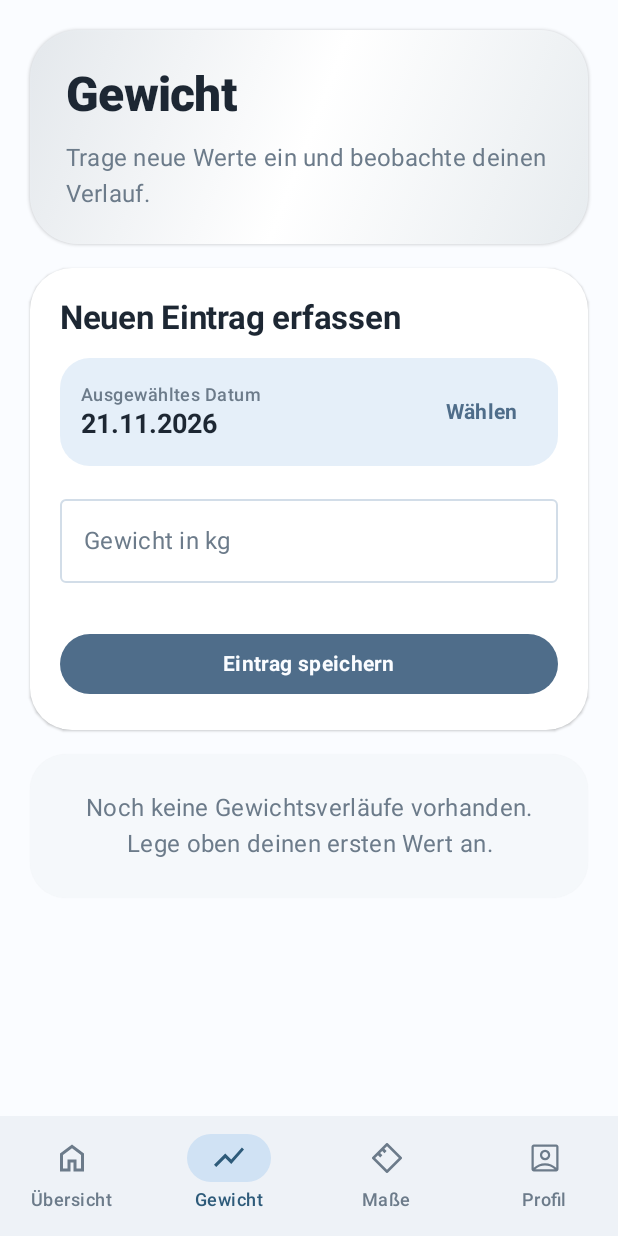
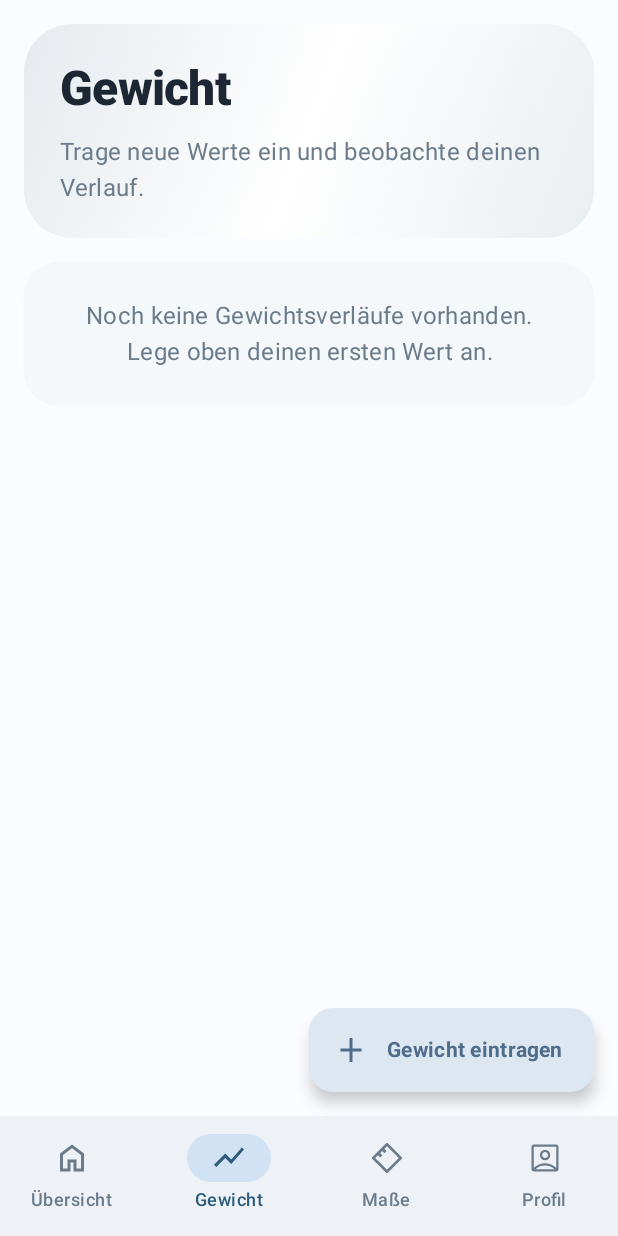
Before and after one commit to kevin-bollich97/FitnessBoy, an Android app built with Jetpack Compose: the screen it shows after launch (MainActivity), item 2 of the bottom bar chosen, on a phone screen of 412 x 824 dp. Run offline under Robolectric (Android 15) with nearby library versions, the phone set to English and light mode, and no system bars; our stand-ins replace Navigation 3, Room's generated code.

Commit message:
feat: add entries via floating button and bottom sheet
On the overview and weight tabs an extended FAB opens a bottom sheet to
enter the weight; it focuses the input with a decimal keyboard and saves
on the keyboard's done action. On the measurements tab the FAB opens the
existing measurements dialog. The inline add-weight card and the
measurements button are gone, and scrollable tabs leave room for the FAB.

Co-Authored-By: Claude Opus 5.5 <noreply@anthropic.com>

```diff
--- a/app/src/main/java/de/bollich/fitnessboy/ui/FitnessBoyApp.kt
+++ b/app/src/main/java/de/bollich/fitnessboy/ui/FitnessBoyApp.kt
@@ -1,9 +1,11 @@
 package de.bollich.fitnessboy.ui
 
+import androidx.annotation.StringRes
 import androidx.compose.foundation.layout.Box
 import androidx.compose.foundation.layout.BoxScope
 import androidx.compose.foundation.layout.fillMaxSize
 import androidx.compose.foundation.layout.padding
+import androidx.compose.material3.ExtendedFloatingActionButton
 import androidx.compose.material3.Icon
 import androidx.compose.material3.MaterialTheme
 import androidx.compose.material3.NavigationBar
@@ -19,6 +21,7 @@ import androidx.lifecycle.compose.collectAsStateWithLifecycle
 import androidx.lifecycle.viewmodel.compose.viewModel
 import androidx.navigation3.runtime.entryProvider
 import androidx.navigation3.ui.NavDisplay
+import de.bollich.fitnessboy.R
 import de.bollich.fitnessboy.ui.measurements.BodyMeasurementsViewModel
 import de.bollich.fitnessboy.ui.measurements.MeasurementsHistoryRoute
 import de.bollich.fitnessboy.ui.measurements.MeasurementsRoute
@@ -28,6 +31,7 @@ import de.bollich.fitnessboy.ui.overview.OverviewRoute
 import de.bollich.fitnessboy.ui.overview.OverviewViewModel
 import de.bollich.fitnessboy.ui.profile.ProfileRoute
 import de.bollich.fitnessboy.ui.profile.ProfileViewModel
+import de.bollich.fitnessboy.ui.weight.AddWeightSheetHost
 import de.bollich.fitnessboy.ui.weight.WeightHistoryRoute
 import de.bollich.fitnessboy.ui.weight.WeightRoute
 import de.bollich.fitnessboy.ui.weight.WeightViewModel
@@ -45,6 +49,13 @@ fun FitnessBoyApp(
     FitnessBoyScaffold(
         selectedTab = mainState.selectedTab,
         onTabSelected = mainViewModel::onTabSelected,
+        floatingActionButton = {
+            AddEntryButton(
+                destination = mainState.currentDestination,
+                onAddWeight = { weightViewModel.onAddWeightSheetVisibilityChange(true) },
+                onAddMeasurements = { bodyMeasurementsViewModel.onDialogVisibilityChange(true) },
+            )
+        },
     ) {
         if (mainState.isLoading) return@FitnessBoyScaffold
 
@@ -83,17 +94,44 @@ fun FitnessBoyApp(
                 }
             },
         )
+        AddWeightSheetHost(weightViewModel)
     }
+}
+
+/** Adds an entry for the shown tab; hidden where there is nothing to add. */
+@Composable
+private fun AddEntryButton(
+    destination: Destination,
+    onAddWeight: () -> Unit,
+    onAddMeasurements: () -> Unit,
+) {
+    val tab = (destination as? Destination.Tab)?.tab ?: return
+    when (tab) {
+        AppTab.OVERVIEW, AppTab.WEIGHT -> AddEntryButton(R.string.weight_add_title, onAddWeight)
+        AppTab.MEASUREMENTS -> AddEntryButton(R.string.measurements_add_action, onAddMeasurements)
+        AppTab.PROFILE -> Unit
+    }
+}
+
+@Composable
+private fun AddEntryButton(@StringRes textRes: Int, onClick: () -> Unit) {
+    ExtendedFloatingActionButton(
+        onClick = onClick,
+        icon = { Icon(painterResource(R.drawable.ic_add), contentDescription = null) },
+        text = { Text(stringResource(textRes)) },
+    )
 }
 
 @Composable
 private fun FitnessBoyScaffold(
     selectedTab: AppTab,
     onTabSelected: (AppTab) -> Unit,
+    floatingActionButton: @Composable () -> Unit,
     content: @Composable BoxScope.() -> Unit,
 ) {
     Scaffold(
         modifier = Modifier.fillMaxSize(),
+        floatingActionButton = floatingActionButton,
         bottomBar = {
             NavigationBar {
                 AppTab.entries.forEach { tab ->
--- a/app/src/main/java/de/bollich/fitnessboy/ui/MainViewModel.kt
+++ b/app/src/main/java/de/bollich/fitnessboy/ui/MainViewModel.kt
@@ -19,6 +19,10 @@ data class MainUiState(
     val isLoading: Boolean = true,
     val backStack: List<Destination> = backStackFor(startTab),
 ) {
+    /** The screen currently shown. */
+    val currentDestination: Destination
+        get() = backStack.last()
+
     /** The tab highlighted in the bottom bar: the top-most tab on the back stack. */
     val selectedTab: AppTab
         get() = backStack.filterIsInstance<Destination.Tab>().last().tab
--- /dev/null
+++ b/app/src/main/java/de/bollich/fitnessboy/ui/components/ScreenPadding.kt
@@ -0,0 +1,7 @@
+package de.bollich.fitnessboy.ui.components
+
+import androidx.compose.foundation.layout.PaddingValues
+import androidx.compose.ui.unit.dp
+
+/** Content padding of scrollable tab screens; leaves room at the bottom for the add-entry button. */
+val ScreenContentPadding = PaddingValues(start = 16.dp, top = 16.dp, end = 16.dp, bottom = 96.dp)
--- a/app/src/main/java/de/bollich/fitnessboy/ui/measurements/AddBodyMeasurementsDialog.kt
+++ b/app/src/main/java/de/bollich/fitnessboy/ui/measurements/AddBodyMeasurementsDialog.kt
@@ -95,7 +95,7 @@ fun AddBodyMeasurementsDialog(
                             )
                         }
                         TextButton(onClick = { showDatePicker = true }) {
-                            Text(stringResource(R.string.action_choose))
+                            Text(stringResource(R.string.action_change_date))
                         }
                     }
                 }
--- a/app/src/main/java/de/bollich/fitnessboy/ui/overview/OverviewScreen.kt
+++ b/app/src/main/java/de/bollich/fitnessboy/ui/overview/OverviewScreen.kt
@@ -1,7 +1,6 @@
 package de.bollich.fitnessboy.ui.overview
 
 import androidx.compose.foundation.layout.Arrangement
-import androidx.compose.foundation.layout.PaddingValues
 import androidx.compose.foundation.layout.fillMaxSize
 import androidx.compose.foundation.lazy.LazyColumn
 import androidx.compose.material3.MaterialTheme
@@ -15,6 +14,7 @@ import androidx.compose.ui.tooling.preview.Preview
 import androidx.compose.ui.unit.dp
 import androidx.lifecycle.compose.collectAsStateWithLifecycle
 import de.bollich.fitnessboy.R
+import de.bollich.fitnessboy.ui.components.ScreenContentPadding
 import de.bollich.fitnessboy.domain.BmiCategory
 import de.bollich.fitnessboy.domain.GoalDirection
 import de.bollich.fitnessboy.domain.GoalProgress
@@ -50,7 +50,7 @@ private fun OverviewScreen(
 ) {
     LazyColumn(
         modifier = Modifier.fillMaxSize(),
-        contentPadding = PaddingValues(16.dp),
+        contentPadding = ScreenContentPadding,
         verticalArrangement = Arrangement.spacedBy(12.dp),
     ) {
         item {
--- a/app/src/main/java/de/bollich/fitnessboy/ui/weight/AddWeightCard.kt
+++ /dev/null
@@ -1,147 +0,0 @@
-package de.bollich.fitnessboy.ui.weight
-
-import androidx.compose.foundation.layout.Arrangement
-import androidx.compose.foundation.layout.Column
-import androidx.compose.foundation.layout.Row
-import androidx.compose.foundation.layout.fillMaxWidth
-import androidx.compose.foundation.layout.padding
-import androidx.compose.foundation.shape.RoundedCornerShape
-import androidx.compose.material3.Button
-import androidx.compose.material3.CardDefaults
-import androidx.compose.material3.DatePicker
-import androidx.compose.material3.DatePickerDialog
-import androidx.compose.material3.DatePickerState
-import androidx.compose.material3.ElevatedCard
-import androidx.compose.material3.MaterialTheme
-import androidx.compose.material3.OutlinedTextField
-import androidx.compose.material3.Surface
-import androidx.compose.material3.Text
-import androidx.compose.material3.TextButton
-import androidx.compose.runtime.Composable
-import androidx.compose.runtime.getValue
-import androidx.compose.runtime.mutableStateOf
-import androidx.compose.runtime.remember
-import androidx.compose.runtime.setValue
-import androidx.compose.ui.Alignment
-import androidx.compose.ui.Modifier
-import androidx.compose.ui.res.stringResource
-import androidx.compose.ui.text.font.FontWeight
-import androidx.compose.ui.unit.dp
-import de.bollich.fitnessboy.R
-import de.bollich.fitnessboy.format.formattedDate
-import de.bollich.fitnessboy.ui.components.localDateFromUtcMillis
-import de.bollich.fitnessboy.ui.components.toUtcStartOfDayMillis
-import java.time.LocalDate
-import java.util.Locale
-
-@Composable
-fun AddWeightCard(
-    value: String,
-    selectedDate: LocalDate,
-    errorText: String?,
-    onValueChange: (String) -> Unit,
-    onDateChange: (LocalDate) -> Unit,
-    onAddClick: () -> Unit,
-) {
-    var showDatePicker by remember { mutableStateOf(false) }
-
-    ElevatedCard(
-        shape = RoundedCornerShape(28.dp),
-        colors = CardDefaults.elevatedCardColors(
-            containerColor = MaterialTheme.colorScheme.surface
-        )
-    ) {
-        Column(
-            modifier = Modifier
-                .fillMaxWidth()
-                .padding(20.dp),
-            verticalArrangement = Arrangement.spacedBy(14.dp)
-        ) {
-            Text(
-                text = stringResource(R.string.weight_add_title),
-                style = MaterialTheme.typography.titleLarge,
-                fontWeight = FontWeight.Bold,
-            )
-            Surface(
-                shape = RoundedCornerShape(20.dp),
-                color = MaterialTheme.colorScheme.secondaryContainer.copy(alpha = 0.55f),
-            ) {
-                Row(
-                    modifier = Modifier
-                        .fillMaxWidth()
-                        .padding(horizontal = 14.dp, vertical = 12.dp),
-                    horizontalArrangement = Arrangement.SpaceBetween,
-                    verticalAlignment = Alignment.CenterVertically,
-                ) {
-                    Column(verticalArrangement = Arrangement.spacedBy(2.dp)) {
-                        Text(
-                            text = stringResource(R.string.weight_selected_date),
-                            style = MaterialTheme.typography.labelMedium,
-                            color = MaterialTheme.colorScheme.onSurfaceVariant,
-                        )
-                        Text(
-                            text = selectedDate.formattedDate(),
-                            style = MaterialTheme.typography.titleMedium,
-                            fontWeight = FontWeight.Bold,
-                        )
-                    }
-                    TextButton(onClick = { showDatePicker = true }) {
-                        Text(stringResource(R.string.action_choose))
-                    }
-                }
-            }
-            OutlinedTextField(
-                value = value,
-                onValueChange = onValueChange,
-                modifier = Modifier.fillMaxWidth(),
-                singleLine = true,
-                label = { Text(stringResource(R.string.weight_input_label)) },
-                placeholder = { Text(stringResource(R.string.weight_input_placeholder)) },
-                supportingText = {
-                    if (errorText != null) {
-                        Text(errorText)
-                    }
-                },
-                isError = errorText != null,
-            )
-            Button(
-                onClick = onAddClick,
-                modifier = Modifier.fillMaxWidth(),
-                shape = RoundedCornerShape(20.dp),
-            ) {
-                Text(stringResource(R.string.weight_add_action))
-            }
-        }
-    }
-
-    if (showDatePicker) {
-        val datePickerState = remember(selectedDate) {
-            DatePickerState(
-                locale = Locale.GERMANY,
-                initialSelectedDateMillis = selectedDate.toUtcStartOfDayMillis(),
-            )
-        }
-        DatePickerDialog(
-            onDismissRequest = { showDatePicker = false },
-            confirmButton = {
-                TextButton(
-                    onClick = {
-                        datePickerState.selectedDateMillis
-                            ?.let(::localDateFromUtcMillis)
-                            ?.let(onDateChange)
-                        showDatePicker = false
-                    }
-                ) {
-                    Text(stringResource(R.string.action_apply))
-                }
-            },
-            dismissButton = {
-                TextButton(onClick = { showDatePicker = false }) {
-                    Text(stringResource(R.string.action_cancel))
-                }
-            }
-        ) {
-            DatePicker(state = datePickerState)
-        }
-    }
-}
--- a/app/src/main/java/de/bollich/fitnessboy/ui/weight/WeightScreen.kt
+++ b/app/src/main/java/de/bollich/fitnessboy/ui/weight/WeightScreen.kt
@@ -1,7 +1,6 @@
 package de.bollich.fitnessboy.ui.weight
 
 import androidx.compose.foundation.layout.Arrangement
-import androidx.compose.foundation.layout.PaddingValues
 import androidx.compose.foundation.layout.fillMaxSize
 import androidx.compose.foundation.lazy.LazyColumn
 import androidx.compose.runtime.Composable
@@ -12,6 +11,7 @@ import androidx.compose.ui.tooling.preview.Preview
 import androidx.compose.ui.unit.dp
 import androidx.lifecycle.compose.collectAsStateWithLifecycle
 import de.bollich.fitnessboy.R
+import de.bollich.fitnessboy.ui.components.ScreenContentPadding
 import de.bollich.fitnessboy.model.UserProfile
 import de.bollich.fitnessboy.model.WeightEntry
 import de.bollich.fitnessboy.ui.components.HeadlineSection
@@ -23,24 +23,16 @@ fun WeightRoute(viewModel: WeightViewModel) {
     val uiState by viewModel.uiState.collectAsStateWithLifecycle()
     if (uiState.isLoading) return
 
-    WeightScreen(
-        uiState = uiState,
-        onWeightValueChange = viewModel::onWeightValueChange,
-        onSelectedWeightDateChange = viewModel::onSelectedDateChange,
-        onAddWeightClick = viewModel::onAddWeightClick,
-    )
+    WeightScreen(uiState = uiState)
 }
 
 @Composable
 private fun WeightScreen(
     uiState: WeightUiState,
-    onWeightValueChange: (String) -> Unit,
-    onSelectedWeightDateChange: (LocalDate) -> Unit,
-    onAddWeightClick: () -> Unit,
 ) {
     LazyColumn(
         modifier = Modifier.fillMaxSize(),
-        contentPadding = PaddingValues(20.dp),
+        contentPadding = ScreenContentPadding,
         verticalArrangement = Arrangement.spacedBy(16.dp),
     ) {
         item {
@@ -49,17 +41,6 @@ private fun WeightScreen(
                 subtitle = stringResource(R.string.weight_subtitle),
                 metrics = uiState.headlineMetrics(),
                 secondaryMetrics = uiState.trendMetrics(),
-            )
-        }
-
-        item {
-            AddWeightCard(
-                value = uiState.form.weightInput,
-                selectedDate = uiState.form.selectedDate,
-                errorText = uiState.form.errorRes?.let { stringResource(it) },
-                onValueChange = onWeightValueChange,
-                onDateChange = onSelectedWeightDateChange,
-                onAddClick = onAddWeightClick,
             )
         }
 
@@ -91,11 +72,7 @@ private fun WeightScreenPreview() {
                 profile = UserProfile(heightInCm = 180.0, targetWeightInKg = 78.0),
                 latestEntry = entries.first(),
                 bmi = 25.4,
-                form = WeightFormState(selectedDate = LocalDate.of(2026, 3, 9)),
             ),
-            onWeightValueChange = {},
-            onSelectedWeightDateChange = {},
-            onAddWeightClick = {},
         )
     }
 }
--- a/app/src/main/java/de/bollich/fitnessboy/ui/weight/WeightUiState.kt
+++ b/app/src/main/java/de/bollich/fitnessboy/ui/weight/WeightUiState.kt
@@ -7,6 +7,7 @@ import de.bollich.fitnessboy.model.WeightEntry
 import java.time.LocalDate
 
 data class WeightFormState(
+    val isSheetVisible: Boolean = false,
     val weightInput: String = "",
     val selectedDate: LocalDate = LocalDate.now(),
     @StringRes val errorRes: Int? = null,
--- /dev/null
+++ b/app/src/main/res/drawable/ic_add.xml
@@ -0,0 +1,10 @@
+<vector xmlns:android="http://schemas.android.com/apk/res/android"
+    android:width="24dp"
+    android:height="24dp"
+    android:autoMirrored="false"
+    android:viewportWidth="960"
+    android:viewportHeight="960">
+    <path
+        android:fillColor="@android:color/white"
+        android:pathData="M440,520L200,520L200,440L440,440L440,160L520,160L520,440L760,440L760,520L520,520L520,800L440,800L440,520Z" />
+</vector>
--- a/app/src/main/res/values/strings.xml
+++ b/app/src/main/res/values/strings.xml
@@ -26,7 +26,7 @@
     <string name="action_apply">Übernehmen</string>
     <string name="action_back_to_profile">Zurück zum Profil</string>
     <string name="action_cancel">Abbrechen</string>
-    <string name="action_choose">Wählen</string>
+    <string name="action_change_date">Datum ändern</string>
     <string name="action_delete_entry">Eintrag löschen</string>
     <string name="action_save">Speichern</string>
     <string name="date_range">%1$s bis %2$s</string>
@@ -47,13 +47,12 @@
     <string name="chart_single_entry">Bisher nur ein Eintrag vorhanden</string>
     <string name="chart_target_weight">Zielgewicht: %1$s</string>
     <string name="chart_title">Gewichts-Chart</string>
-    <string name="weight_add_action">Eintrag speichern</string>
-    <string name="weight_add_title">Neuen Eintrag erfassen</string>
+    <string name="weight_add_title">Gewicht eintragen</string>
     <string name="weight_history_subtitle">Hier findest du alle gespeicherten Wiegeeinträge und kannst sie bei Bedarf löschen.</string>
     <string name="weight_history_title">Verlauf</string>
     <string name="weight_input_label">Gewicht in kg</string>
     <string name="weight_input_placeholder">z.B. 82.4</string>
-    <string name="weight_selected_date">Ausgewähltes Datum</string>
+    <string name="weight_selected_date">Datum</string>
     <string name="weight_subtitle">Trage neue Werte ein und beobachte deinen Verlauf.</string>
     <string name="weight_title">Gewicht</string>
 
@@ -61,7 +60,7 @@
     <string name="overview_title">Übersicht</string>
     <string name="overview_weight_title">Aktuelles Gewicht</string>
     <string name="overview_weight_measured_on">Gewogen am %1$s</string>
-    <string name="overview_weight_empty">Noch kein Gewicht eingetragen. Sobald du dein erstes Gewicht einträgst, siehst du hier deinen Stand.</string>
+    <string name="overview_weight_empty">Noch kein Gewicht eingetragen. Tippe auf „Gewicht eintragen“, um zu starten.</string>
     <string name="overview_trend_since_date">%1$s seit dem %2$s</string>
     <string name="overview_trend_since_start">%1$s seit Beginn am %2$s</string>
     <string name="overview_goal_title">Ziel: %1$s</string>
```
Also changed, not shown: app/src/main/java/de/bollich/fitnessboy/ui/measurements/MeasurementsScreen.kt (+2 -15 lines), app/src/main/java/de/bollich/fitnessboy/ui/weight/AddWeightSheet.kt (added, +180 -0 lines), app/src/main/java/de/bollich/fitnessboy/ui/weight/WeightViewModel.kt (+12 -1 lines), 1 other file.
